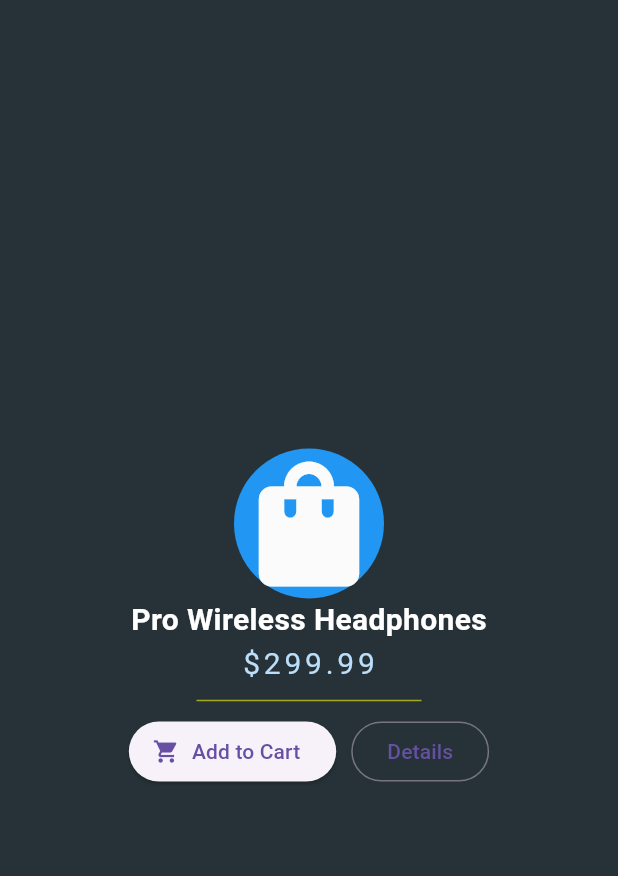
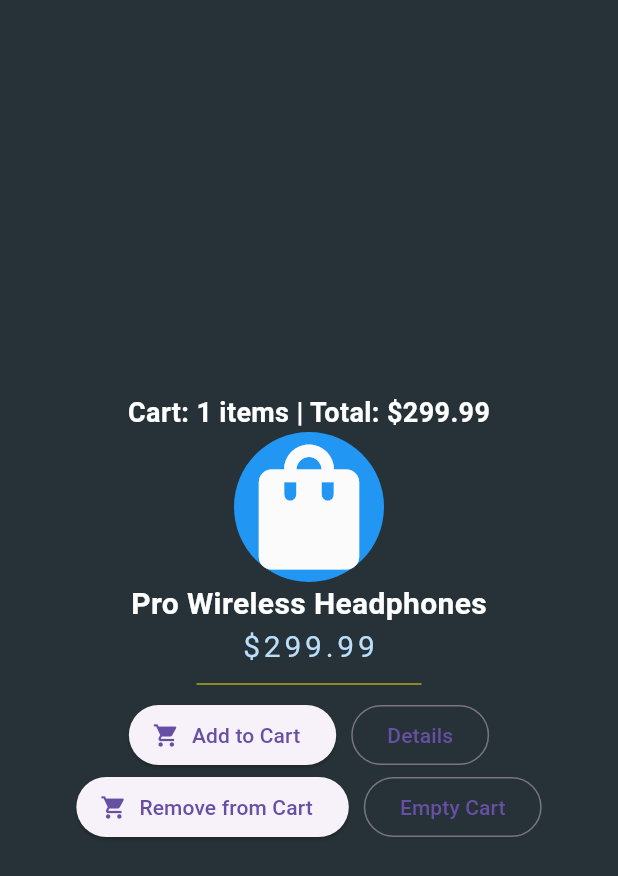
Before and after one commit to ksnewt/portfolio_v1, a Flutter app: the screen it shows after launch, after a tap on "Add to Cart", on a phone screen of 412 x 824 dp. Shown: the top 876 px of the screen. Run offline on Flutter 3.47's test engine with Material 3 defaults, Android fonts, the phone set to English and light mode, and no system bars.

Commit message:
feat: converted StatefulWidget and implemented cart logic

```diff
--- a/lib/main.dart
+++ b/lib/main.dart
@@ -2,10 +2,19 @@ import 'package:flutter/material.dart';
 
 void main() => runApp(const MyProfileApp());
 
-class MyProfileApp extends StatelessWidget {
+class MyProfileApp extends StatefulWidget {
   const MyProfileApp({super.key});
 
   @override
+  State<MyProfileApp> createState() => _MyProfileAppState();
+}
+
+class _MyProfileAppState extends State<MyProfileApp> {
+  @override
+  int cartCount = 0;
+  double totalPrice = 0.0;
+  int removecartCount = -1;
+
   Widget build(BuildContext context) {
     return MaterialApp(
       home: Scaffold(
@@ -15,6 +24,10 @@ class MyProfileApp extends StatelessWidget {
             child: Column(
               mainAxisAlignment: MainAxisAlignment.center,
               children: [
+                Text(
+                  'Cart: $cartCount items | Total: \$${totalPrice.toStringAsFixed(2)}',
+                  style: const TextStyle(color: Colors.white, fontSize: 18, fontWeight: FontWeight.bold),
+                ),
                 // 1. The Avatar (A Container box)
                 const CircleAvatar(
                   radius: 50.0,
@@ -39,7 +52,11 @@ class MyProfileApp extends StatelessWidget {
                   children: [
                     ElevatedButton.icon(
                       onPressed: () {
-                      print("Added to Cart!");
+                      setState(() {
+                        cartCount++; // Increment the count
+                        totalPrice += 299.99; // Add the price of the headphones
+                      });
+                      print("Current Total: \$$totalPrice");
                     },
                     icon: const Icon(Icons.shopping_cart, size: 18),
                     label: const Text('Add to Cart'),
@@ -49,11 +66,39 @@ class MyProfileApp extends StatelessWidget {
                       onPressed: (){
                       print('Details Clicked');
                     },
-
                     child: const Text('Details')
                     )
                   ],
-                )
+                ),
+                Row(
+                  mainAxisAlignment: MainAxisAlignment.center,
+                  children: [
+                    ElevatedButton.icon(
+                      onPressed: () {
+                        // Subtract if there are items in the cart
+                      setState(() {
+                        if (cartCount >0 ){
+                          cartCount--; // Increment the count
+                          totalPrice -= 299.99; // Add the price of the headphones
+                        }
+                      });
+                      print("Current Total: \$$totalPrice");
+                    },
+                    icon: const Icon(Icons.shopping_cart, size: 18),
+                    label: const Text('Remove from Cart'),
+                    ),
+                    const SizedBox(width: 10), //Horizontal gap between buttons
+                    OutlinedButton(
+                      onPressed: (){
+                      setState(() {
+                        cartCount = 0;
+                        totalPrice = 0;
+                      });
+                    },
+                    child: const Text('Empty Cart')
+                    )
+                  ],
+                ),
               ], //children
             ),
           ),
```
